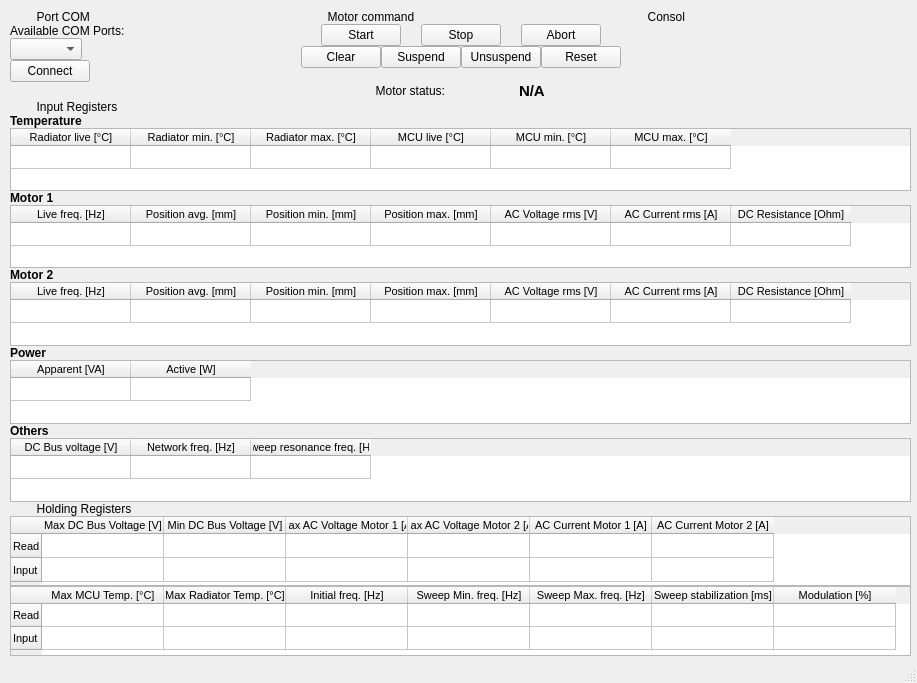
Above: front/main_window.ui from equium-energy/power_electronic_controler_HMI before the change. Below: the same form after it.
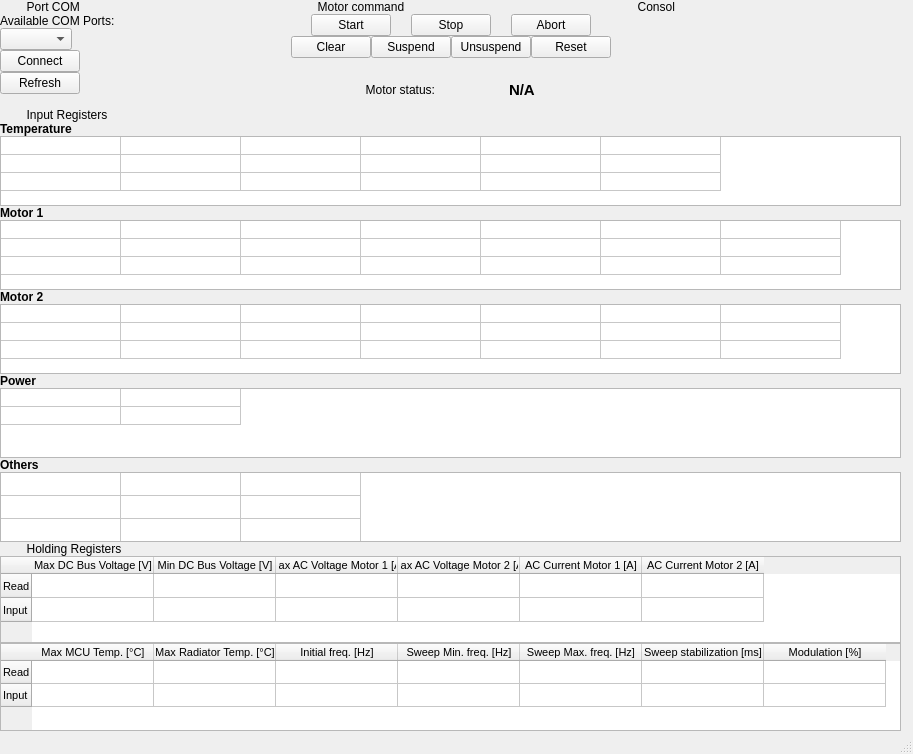
That is the form after the change.

Commit message: :lipstick: Table modifications to merge cells

```diff
--- a/front/main_window.ui
+++ b/front/main_window.ui
@@ -6,8 +6,8 @@
    <rect>
     <x>0</x>
     <y>0</y>
-    <width>917</width>
-    <height>683</height>
+    <width>913</width>
+    <height>754</height>
    </rect>
   </property>
   <property name="windowTitle">
@@ -17,10 +17,10 @@
    <widget class="QWidget" name="verticalLayoutWidget">
     <property name="geometry">
      <rect>
-      <x>10</x>
-      <y>10</y>
+      <x>0</x>
+      <y>0</y>
       <width>901</width>
-      <height>646</height>
+      <height>731</height>
      </rect>
     </property>
     <layout class="QVBoxLayout" name="verticalLayout">
@@ -94,6 +94,19 @@
            </property>
           </widget>
          </item>
+         <item>
+          <widget class="QPushButton" name="pushButton">
+           <property name="sizePolicy">
+            <sizepolicy hsizetype="Maximum" vsizetype="Maximum">
+             <horstretch>0</horstretch>
+             <verstretch>0</verstretch>
+            </sizepolicy>
+           </property>
+           <property name="text">
+            <string>Refresh</string>
+           </property>
+          </widget>
+         </item>
          <item>
           <widget class="QLabel" name="label_13">
            <property name="sizePolicy">
@@ -385,7 +398,7 @@
             <enum>QAbstractScrollArea::SizeAdjustPolicy::AdjustToContents</enum>
            </property>
            <attribute name="horizontalHeaderVisible">
-            <bool>true</bool>
+            <bool>false</bool>
            </attribute>
            <attribute name="horizontalHeaderDefaultSectionSize">
             <number>120</number>
@@ -393,42 +406,55 @@
            <attribute name="verticalHeaderVisible">
             <bool>false</bool>
            </attribute>
+           <attribute name="verticalHeaderMinimumSectionSize">
+            <number>5</number>
+           </attribute>
            <attribute name="verticalHeaderDefaultSectionSize">
-            <number>23</number>
+            <number>18</number>
            </attribute>
            <row>
             <property name="text">
              <string/>
             </property>
            </row>
+           <row>
+            <property name="text">
+             <string/>
+            </property>
+           </row>
+           <row>
+            <property name="text">
+             <string/>
+            </property>
+           </row>
            <column>
             <property name="text">
-             <string>Radiator live [°C]</string>
+             <string/>
             </property>
            </column>
            <column>
             <property name="text">
-             <string>Radiator min. [°C]</string>
+             <string/>
             </property>
            </column>
            <column>
             <property name="text">
-             <string>Radiator max. [°C]</string>
+             <string/>
             </property>
            </column>
            <column>
             <property name="text">
-             <string>MCU live [°C]</string>
+             <string/>
             </property>
            </column>
            <column>
             <property name="text">
-             <string>MCU min. [°C]</string>
+             <string/>
             </property>
            </column>
            <column>
             <property name="text">
-             <string>MCU max. [°C]</string>
+             <string/>
             </property>
            </column>
           </widget>
@@ -470,6 +496,9 @@
            <property name="sizeAdjustPolicy">
             <enum>QAbstractScrollArea::SizeAdjustPolicy::AdjustToContents</enum>
            </property>
+           <attribute name="horizontalHeaderVisible">
+            <bool>false</bool>
+           </attribute>
            <attribute name="horizontalHeaderCascadingSectionResizes">
             <bool>true</bool>
            </attribute>
@@ -479,47 +508,60 @@
            <attribute name="verticalHeaderVisible">
             <bool>false</bool>
            </attribute>
+           <attribute name="verticalHeaderMinimumSectionSize">
+            <number>3</number>
+           </attribute>
            <attribute name="verticalHeaderDefaultSectionSize">
-            <number>23</number>
+            <number>18</number>
            </attribute>
            <row>
             <property name="text">
              <string/>
             </property>
            </row>
+           <row>
+            <property name="text">
+             <string/>
+            </property>
+           </row>
+           <row>
+            <property name="text">
+             <string/>
+            </property>
+           </row>
            <column>
             <property name="text">
-             <string>Live freq. [Hz]</string>
+             <string/>
             </property>
            </column>
            <column>
             <property name="text">
-             <string>Position avg. [mm]</string>
+             <string/>
             </property>
            </column>
            <column>
             <property name="text">
-             <string>Position min. [mm]</string>
+             <string/>
             </property>
            </column>
            <column>
             <property name="text">
-             <string>Position max. [mm]</string>
+             <string/>
             </property>
            </column>
            <column>
             <property name="text">
-             <string>AC Voltage rms [V]</string>
+             <string/>
             </property>
            </column>
            <column>
             <property name="text">
-             <string>AC Current rms [A]</string>
+             <string/>
             </property>
            </column>
            <column>
             <property name="text">
-             <string>DC Resistance [Ohm]</string>
+             <string/>
             </property>
            </column>
           </widget>
@@ -558,53 +600,69 @@
            <property name="sizeAdjustPolicy">
             <enum>QAbstractScrollArea::SizeAdjustPolicy::AdjustToContents</enum>
            </property>
+           <attribute name="horizontalHeaderVisible">
+            <bool>false</bool>
+           </attribute>
            <attribute name="horizontalHeaderDefaultSectionSize">
             <number>120</number>
            </attribute>
            <attribute name="verticalHeaderVisible">
             <bool>false</bool>
            </attribute>
+           <attribute name="verticalHeaderMinimumSectionSize">
+            <number>3</number>
+           </attribute>
            <attribute name="verticalHeaderDefaultSectionSize">
-            <number>23</number>
+            <number>18</number>
            </attribute>
            <row>
             <property name="text">
              <string/>
             </property>
            </row>
+           <row>
+            <property name="text">
+             <string>Nouvelle ligne</string>
+            </property>
+           </row>
+           <row>
+            <property name="text">
+             <string/>
+            </property>
+           </row>
            <column>
             <property name="text">
-             <string>Live freq. [Hz]</string>
+             <string/>
             </property>
            </column>
            <column>
             <property name="text">
-             <string>Position avg. [mm]</string>
+             <string/>
             </property>
            </column>
            <column>
             <property name="text">
-             <string>Position min. [mm]</string>
+             <string/>
             </property>
            </column>
            <column>
             <property name="text">
-             <string>Position max. [mm]</string>
+             <string/>
             </property>
            </column>
            <column>
             <property name="text">
-             <string>AC Voltage rms [V]</string>
+             <string/>
             </property>
            </column>
            <column>
             <property name="text">
-             <string>AC Current rms [A]</string>
+             <string/>
             </property>
            </column>
            <column>
             <property name="text">
-             <string>DC Resistance [Ohm]</string>
+             <string/>
             </property>
            </column>
           </widget>
@@ -649,28 +707,39 @@
            <property name="sizeAdjustPolicy">
             <enum>QAbstractScrollArea::SizeAdjustPolicy::AdjustToContents</enum>
            </property>
+           <attribute name="horizontalHeaderVisible">
+            <bool>false</bool>
+           </attribute>
            <attribute name="horizontalHeaderDefaultSectionSize">
             <number>120</number>
            </attribute>
            <attribute name="verticalHeaderVisible">
             <bool>false</bool>
            </attribute>
+           <attribute name="verticalHeaderMinimumSectionSize">
+            <number>3</number>
+           </attribute>
            <attribute name="verticalHeaderDefaultSectionSize">
-            <number>23</number>
+            <number>18</number>
            </attribute>
            <row>
             <property name="text">
              <string/>
             </property>
            </row>
+           <row>
+            <property name="text">
+             <string/>
+            </property>
+           </row>
            <column>
             <property name="text">
-             <string>Apparent [VA]</string>
+             <string/>
             </property>
            </column>
            <column>
             <property name="text">
-             <string>Active [W]</string>
+             <string/>
             </property>
            </column>
           </widget>
@@ -709,12 +778,18 @@
            <property name="sizeAdjustPolicy">
             <enum>QAbstractScrollArea::SizeAdjustPolicy::AdjustToContents</enum>
            </property>
+           <attribute name="horizontalHeaderVisible">
+            <bool>false</bool>
+           </attribute>
            <attribute name="horizontalHeaderDefaultSectionSize">
             <number>120</number>
            </attribute>
            <attribute name="verticalHeaderVisible">
             <bool>false</bool>
            </attribute>
+           <attribute name="verticalHeaderMinimumSectionSize">
+            <number>3</number>
+           </attribute>
            <attribute name="verticalHeaderDefaultSectionSize">
             <number>23</number>
            </attribute>
@@ -723,19 +798,29 @@
              <string/>
             </property>
            </row>
+           <row>
+            <property name="text">
+             <string>Nouvelle ligne</string>
+            </property>
+           </row>
+           <row>
+            <property name="text">
+             <string/>
+            </property>
+           </row>
            <column>
             <property name="text">
-             <string>DC Bus voltage [V]</string>
+             <string/>
             </property>
            </column>
            <column>
             <property name="text">
-             <string>Network freq. [Hz]</string>
+             <string/>
             </property>
            </column>
            <column>
             <property name="text">
-             <string>Sweep resonance freq. [Hz]</string>
+             <string/>
             </property>
            </column>
           </widget>
```
The commit also changes 2 other files.
